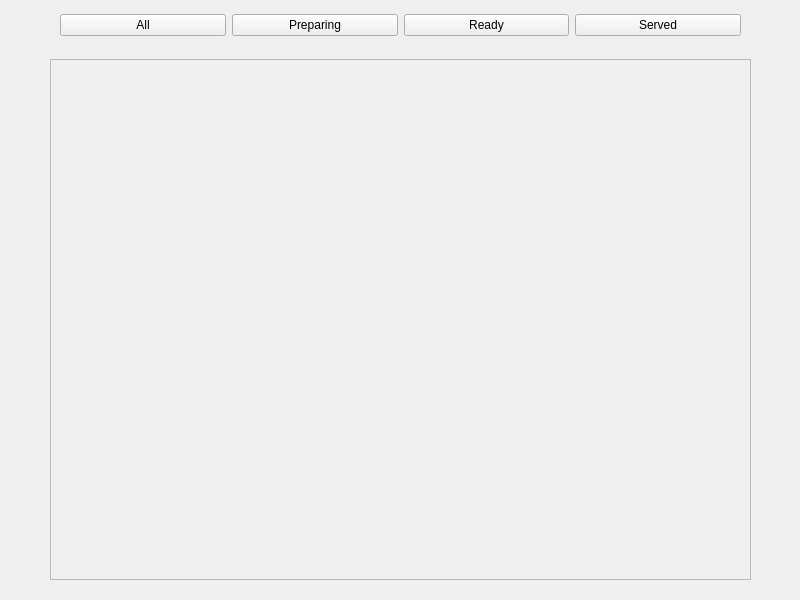
The window that RMS_qt/orders.ui (dev-pratik02/RMS) describes before a commit, drawn with Qt 5.
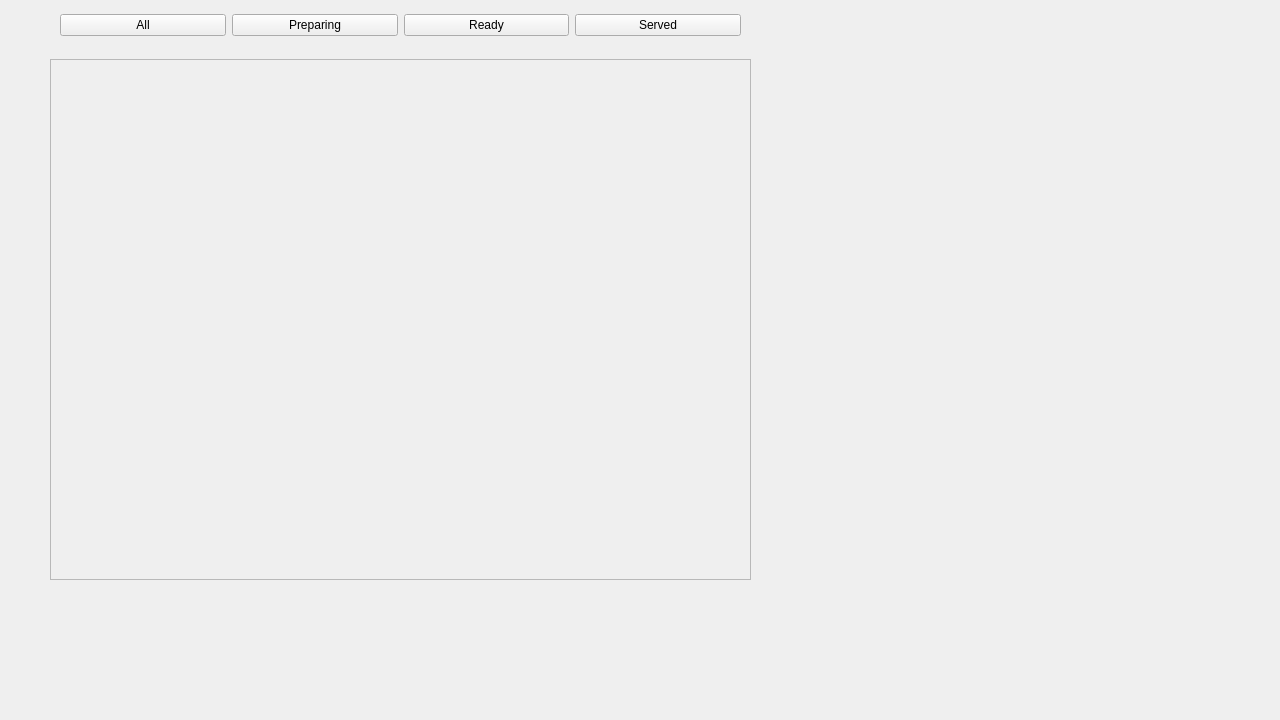
The same window after the commit.

The edit to the form file:
```diff
--- a/RMS_qt/orders.ui
+++ b/RMS_qt/orders.ui
@@ -6,8 +6,8 @@
    <rect>
     <x>0</x>
     <y>0</y>
-    <width>800</width>
-    <height>600</height>
+    <width>1280</width>
+    <height>720</height>
    </rect>
   </property>
   <property name="windowTitle">
```
